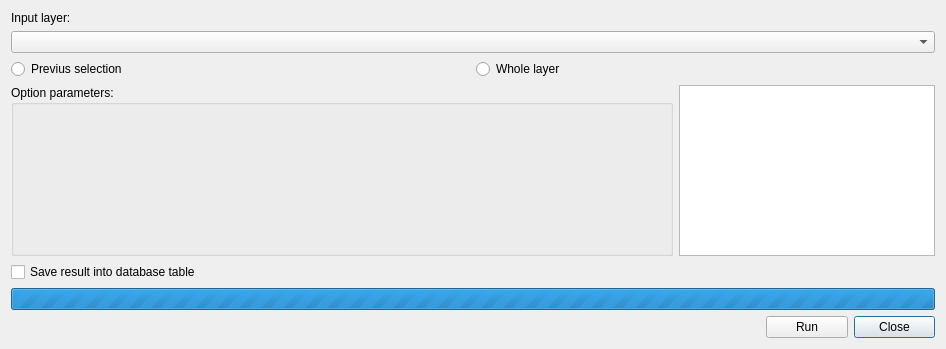
Giswater/giswater_qgis_plugin, file ui/api_toolbox_functions.ui: the form before one commit.
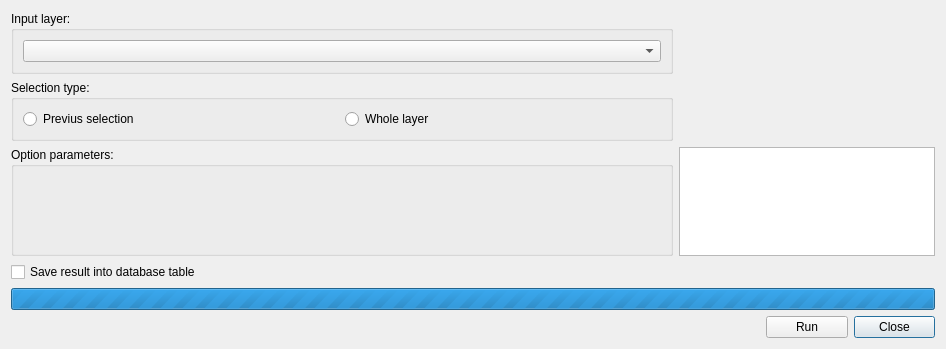
The form after the commit.

Commit message: recovery o f isseu-640

```diff
--- a/ui/api_toolbox_functions.ui
+++ b/ui/api_toolbox_functions.ui
@@ -14,67 +14,31 @@
    <string>Toolbox</string>
   </property>
   <layout class="QGridLayout" name="gridLayout_2">
-   <item row="5" column="3">
+   <item row="6" column="3">
     <widget class="QPushButton" name="btn_close">
      <property name="text">
       <string>Close</string>
      </property>
     </widget>
    </item>
-   <item row="0" column="0" colspan="4">
-    <layout class="QGridLayout" name="gridLayout">
-     <item row="2" column="1">
-      <widget class="QRadioButton" name="rbt_layer">
-       <property name="sizePolicy">
-        <sizepolicy hsizetype="Expanding" vsizetype="Fixed">
-         <horstretch>0</horstretch>
-         <verstretch>0</verstretch>
-        </sizepolicy>
-       </property>
-       <property name="text">
-        <string>Whole layer</string>
-       </property>
-      </widget>
-     </item>
-     <item row="0" column="0" colspan="2">
-      <widget class="QLabel" name="lbl_input_layer">
-       <property name="sizePolicy">
-        <sizepolicy hsizetype="Preferred" vsizetype="Maximum">
-         <horstretch>0</horstretch>
-         <verstretch>0</verstretch>
-        </sizepolicy>
-       </property>
-       <property name="text">
-        <string>Input layer:</string>
-       </property>
-      </widget>
-     </item>
-     <item row="1" column="0" colspan="2">
-      <widget class="QComboBox" name="cmb_layers">
-       <property name="sizePolicy">
-        <sizepolicy hsizetype="Preferred" vsizetype="Preferred">
-         <horstretch>0</horstretch>
-         <verstretch>0</verstretch>
-        </sizepolicy>
-       </property>
-      </widget>
-     </item>
-     <item row="2" column="0">
-      <widget class="QRadioButton" name="rbt_previous">
-       <property name="sizePolicy">
-        <sizepolicy hsizetype="Expanding" vsizetype="Fixed">
-         <horstretch>0</horstretch>
-         <verstretch>0</verstretch>
-        </sizepolicy>
-       </property>
-       <property name="text">
-        <string>Previus selection</string>
-       </property>
-      </widget>
-     </item>
-    </layout>
+   <item row="2" column="1" colspan="3">
+    <widget class="QTextEdit" name="txt_info">
+     <property name="sizePolicy">
+      <sizepolicy hsizetype="Preferred" vsizetype="Preferred">
+       <horstretch>0</horstretch>
+       <verstretch>0</verstretch>
+      </sizepolicy>
+     </property>
+    </widget>
    </item>
-   <item row="3" column="0" colspan="4">
+   <item row="3" column="0">
+    <widget class="QCheckBox" name="chk_save">
+     <property name="text">
+      <string>Save result into database table</string>
+     </property>
+    </widget>
+   </item>
+   <item row="4" column="0" colspan="4">
     <widget class="QProgressBar" name="progressBar">
      <property name="maximum">
       <number>0</number>
@@ -90,24 +54,27 @@
      </property>
     </widget>
    </item>
-   <item row="1" column="1" colspan="3">
-    <widget class="QTextEdit" name="txt_info">
-     <property name="sizePolicy">
-      <sizepolicy hsizetype="Preferred" vsizetype="Preferred">
-       <horstretch>0</horstretch>
-       <verstretch>0</verstretch>
-      </sizepolicy>
+   <item row="6" column="2">
+    <widget class="QPushButton" name="btn_run">
+     <property name="text">
+      <string>Run</string>
      </property>
     </widget>
    </item>
+   <item row="6" column="0">
+    <spacer name="horizontalSpacer">
+     <property name="orientation">
+      <enum>Qt::Horizontal</enum>
+     </property>
+     <property name="sizeHint" stdset="0">
+      <size>
+       <width>40</width>
+       <height>20</height>
+      </size>
+     </property>
+    </spacer>
+   </item>
    <item row="2" column="0">
-    <widget class="QCheckBox" name="chk_save">
-     <property name="text">
-      <string>Save result into database table</string>
-     </property>
-    </widget>
-   </item>
-   <item row="1" column="0">
     <layout class="QHBoxLayout" name="horizontalLayout_2">
      <item>
       <widget class="QGroupBox" name="grb_parameters">
@@ -136,25 +103,62 @@
      </item>
     </layout>
    </item>
-   <item row="5" column="2">
-    <widget class="QPushButton" name="btn_run">
-     <property name="text">
-      <string>Run</string>
+   <item row="0" column="0">
+    <widget class="QGroupBox" name="groupBox">
+     <property name="title">
+      <string>Input layer:</string>
      </property>
+     <layout class="QHBoxLayout" name="horizontalLayout_3">
+      <item>
+       <widget class="QComboBox" name="cmb_layers">
+        <property name="sizePolicy">
+         <sizepolicy hsizetype="Preferred" vsizetype="Preferred">
+          <horstretch>0</horstretch>
+          <verstretch>0</verstretch>
+         </sizepolicy>
+        </property>
+       </widget>
+      </item>
+     </layout>
     </widget>
    </item>
-   <item row="5" column="0">
-    <spacer name="horizontalSpacer">
-     <property name="orientation">
-      <enum>Qt::Horizontal</enum>
+   <item row="1" column="0">
+    <widget class="QGroupBox" name="grb_selection_type">
+     <property name="title">
+      <string>Selection type:</string>
      </property>
-     <property name="sizeHint" stdset="0">
-      <size>
-       <width>40</width>
-       <height>20</height>
-      </size>
-     </property>
-    </spacer>
+     <layout class="QHBoxLayout" name="horizontalLayout">
+      <item>
+       <widget class="QRadioButton" name="rbt_previous">
+        <property name="sizePolicy">
+         <sizepolicy hsizetype="Expanding" vsizetype="Fixed">
+          <horstretch>0</horstretch>
+          <verstretch>0</verstretch>
+         </sizepolicy>
+        </property>
+        <property name="text">
+         <string>Previus selection</string>
+        </property>
+       </widget>
+      </item>
+      <item>
+       <widget class="QRadioButton" name="rbt_layer">
+        <property name="sizePolicy">
+         <sizepolicy hsizetype="Expanding" vsizetype="Fixed">
+          <horstretch>0</horstretch>
+          <verstretch>0</verstretch>
+         </sizepolicy>
+        </property>
+        <property name="text">
+         <string>Whole layer</string>
+        </property>
+       </widget>
+      </item>
+     </layout>
+     <zorder>rbt_previous</zorder>
+     <zorder>rbt_previous</zorder>
+     <zorder>rbt_layer</zorder>
+    </widget>
    </item>
   </layout>
  </widget>
```
The commit also changes 1 other file.
